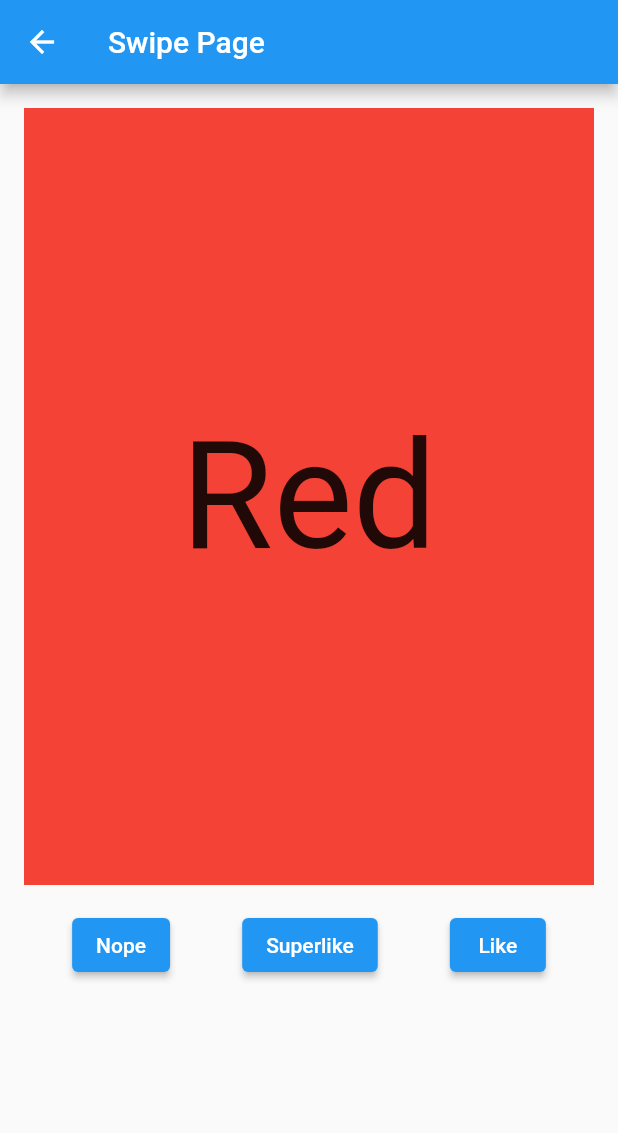
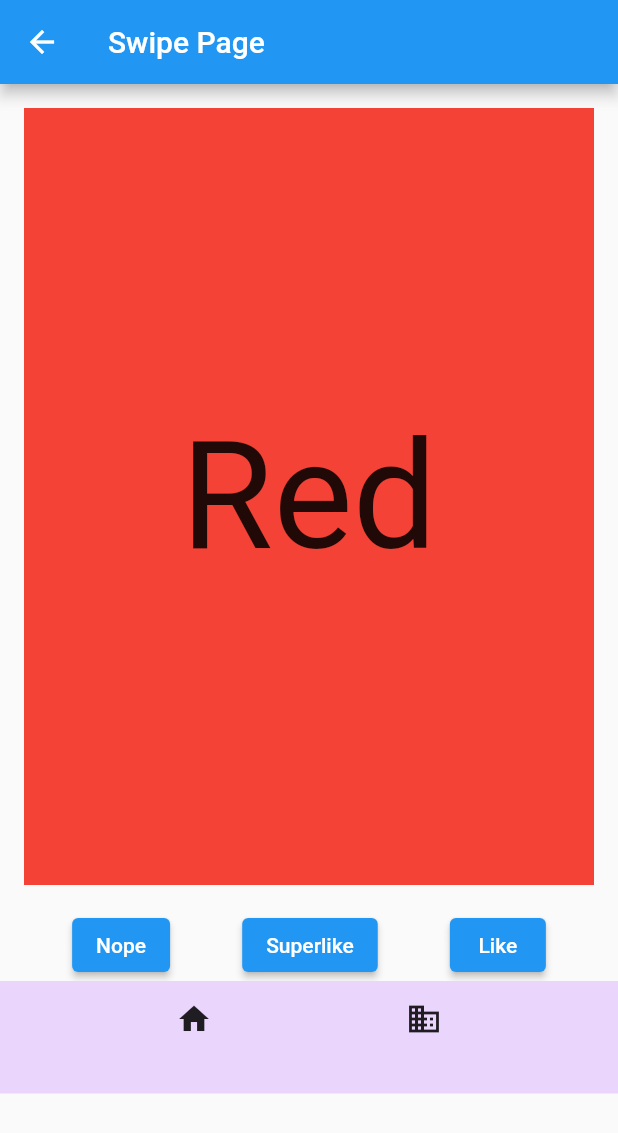
Before and after one commit to GlendonK/Klody, a Flutter app: the screen it shows after launch, after a tap on "To Swipe Page", on a phone screen of 412 x 824 dp. Shown: the top 1133 px of the screen. Run offline on Flutter 3.47's test engine with Material 2 defaults, Android fonts, the light colour scheme and no system bars; drawn by our look-alikes of swipe_cards.

Commit message:
scuffed looking nav bar done
D:

```diff
--- a/lib/login.dart
+++ b/lib/login.dart
@@ -1,5 +1,9 @@
 import 'package:flutter/cupertino.dart';
 import 'package:flutter/material.dart';
+import 'package:klody/swipePage.dart';
+import 'package:klody/GraphPage.dart';
+
+
 
 class LogInPage extends StatefulWidget {
   @override
@@ -7,24 +11,31 @@ class LogInPage extends StatefulWidget {
 }
 
 class LogInPageState extends State<LogInPage> {
-  @override
+
+
+
+ @override
   Widget build(BuildContext context) {
     return Scaffold(
       appBar: AppBar(
-        title: Text("Log In"),
+        title: Text("Klody"),
       ),
       body: Center(
         child: Column(
           children: [
+            Image.asset('images/background.jpg')
+            ,
             LogInFields().build(context),
             ElevatedButton(
                 onPressed: () {
                   Navigator.pushNamed(context, '/page2');
                 },
-                child: Text("To Swipe Page"))
+                child: Text("To Swipe Page")),
+
           ],
         ),
       ),
+
     );
   }
 }
@@ -87,3 +98,53 @@ class LogInFields extends State<LogInFieldsState> {
     );
   }
 }
+
+class MyBottomNavigationBar extends StatefulWidget {
+
+  @override
+  _MyBottomNavigationBarState createState() => _MyBottomNavigationBarState();
+}
+
+
+class _MyBottomNavigationBarState extends State<MyBottomNavigationBar> {
+int _selectedIndex = 0;
+
+final List<Widget> _children =[
+      LogInPage(),
+      SwipePage(),
+      GraphPage()
+
+];
+
+  void _onItemTapped(int index) {
+  setState(() {
+    _selectedIndex = index;
+  });
+}
+  @override
+  Widget build(BuildContext context) {
+    return new Scaffold(
+      body: _children[_selectedIndex],
+      bottomNavigationBar: BottomNavigationBar(
+      items: const <BottomNavigationBarItem>[
+        BottomNavigationBarItem(
+          icon: Icon(Icons.home),
+          label: 'Home',
+        ),
+        BottomNavigationBarItem(
+          icon: Icon(Icons.business),
+          label: 'Swipe',
+        ),
+        BottomNavigationBarItem(
+          icon: Icon(Icons.school),
+          label: 'Recommended',
+        ),
+      ],
+      currentIndex: _selectedIndex,
+      selectedItemColor: Colors.amber[800],
+      onTap: _onItemTapped,
+    ),
+
+    );
+  }
+}
--- a/lib/main.dart
+++ b/lib/main.dart
@@ -1,6 +1,7 @@
 import 'package:flutter/material.dart';
 import 'package:klody/login.dart';
 import 'package:klody/swipePage.dart';
+import 'package:klody/GraphPage.dart';
 
 void main() {
   runApp(MyApp());}
@@ -12,16 +13,19 @@ class MyApp extends StatefulWidget{
 }
 
 class MyAppState extends State<MyApp> {
+
   @override
   Widget build(BuildContext context) {
     return MaterialApp(
     title: "Khlody",
     theme: ThemeData(primarySwatch: Colors.blue),
-    initialRoute: '/',
+        initialRoute: '/',
     routes: {
       '/': (context) => LogInPage(),
-      '/page2': (context) => SwipePage()
+      '/page2': (context) => SwipePage(),
+      '/page3': (context) => GraphPage()
     }
+
   );
   }
 
--- a/lib/swipePage.dart
+++ b/lib/swipePage.dart
@@ -1,10 +1,14 @@
 import 'package:flutter/cupertino.dart';
 import 'package:flutter/material.dart';
 import 'package:swipe_cards/swipe_cards.dart';
+import 'package:klody/login.dart';
+import 'package:klody/GraphPage.dart';
+
 
 class SwipePage extends StatefulWidget {
   @override
   SwipePageState createState() => SwipePageState();
+
 
 }
 
@@ -22,7 +26,15 @@ void initState() {
       appBar: AppBar(
         title: Text("Swipe Page"),
       ),
-      body: SwipePhotos()
+      body: Center(
+        child: Column(
+          children: [
+            SwipePhotos()
+            ,
+            MyBottomNavigationBar()
+          ],
+        ),
+      ),
     );
   }
 }
@@ -136,3 +148,33 @@ class SwipePhotoState extends State<SwipePhotos> {
             ]));
   }
 }
+
+class MyBottomNavigationBar extends StatelessWidget {
+
+  @override
+  Widget build(BuildContext context) {
+    return Container(
+      height:75,
+      padding: EdgeInsets.only(top:5, bottom: 30),
+      color: Color.fromRGBO(234, 213, 253, 1),
+    child: Row(
+      mainAxisAlignment: MainAxisAlignment.spaceEvenly,
+      children: <Widget>[
+        IconButton(
+          icon: Icon(Icons.home),
+          onPressed: (){
+            Navigator.pushReplacementNamed(context,'/page2');
+          },
+        ),
+        IconButton(
+          icon: Icon(Icons.business),
+          onPressed: (){
+            Navigator.pushReplacementNamed(context,'/page3');
+          },
+        ),
+      ],
+    ),
+
+    );
+  }
+}
```
Also changed, not shown: lib/GraphPage.dart (added, +67 -0 lines), assets/images/background.jpg (added).
